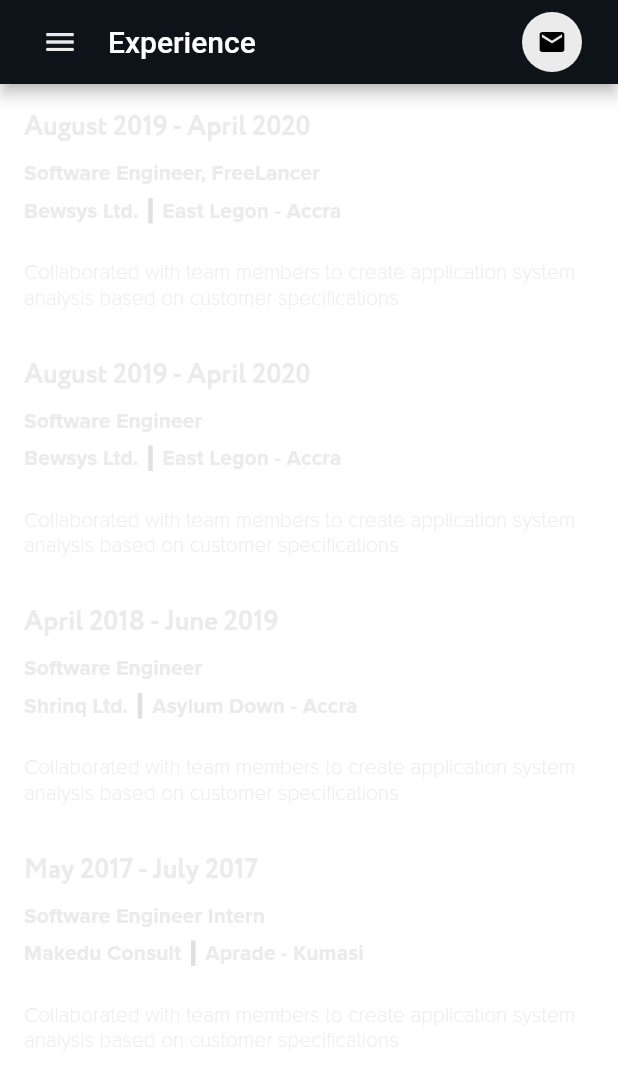
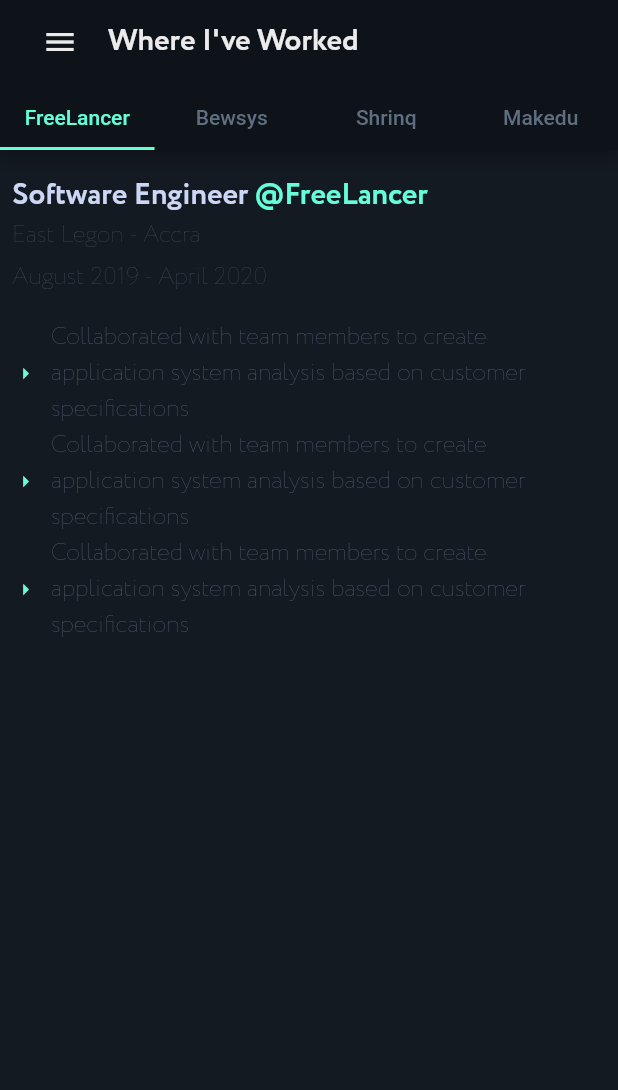
Before and after one commit to david-legend/aerium, a Flutter app: the ExperiencePageMobile screen opened directly, on a phone screen of 412 x 824 dp. Shown: the top 1090 px of the screen. Run offline on Flutter 3.47's test engine with Material 2 defaults, Android fonts, the phone set to English and light mode, and no system bars; our stand-ins replace font_awesome_flutter, google_fonts, responsive_builder; missing offline and left inert: universal_html.

Commit message:
added a new experience section

```diff
--- a/lib/presentation/pages/about/about_page_mobile.dart
+++ b/lib/presentation/pages/about/about_page_mobile.dart
@@ -208,7 +208,7 @@
       ),
       builder: (BuildContext context, Widget child) {
         return Positioned(
-          right: -assignWidth(context: context, fraction: 0.75),
+          right: -assignWidth(context: context, fraction: 0.7),
           child: FadeTransition(
             opacity: opacityAnimation,
             child: child,
--- a/lib/presentation/pages/experience/experience_page_mobile.dart
+++ b/lib/presentation/pages/experience/experience_page_mobile.dart
@@ -1,23 +1,30 @@
+import 'dart:math';
+
 import 'package:flutter/material.dart';
 import 'package:portfoliosite/core/utils/functions.dart';
 import 'package:portfoliosite/presentation/pages/contact/contact_page.dart';
 import 'package:portfoliosite/presentation/pages/experience/experience_page.dart';
 import 'package:portfoliosite/presentation/widgets/app_drawer.dart';
 import 'package:portfoliosite/presentation/widgets/custom_app_bar.dart';
-import 'package:portfoliosite/presentation/widgets/experience_column.dart';
+import 'package:portfoliosite/presentation/widgets/experience_section.dart';
 import 'package:portfoliosite/presentation/widgets/spaces.dart';
 import 'package:portfoliosite/values/values.dart';
+//import 'package:universal_html/html.dart';
 
 class ExperiencePageMobile extends StatelessWidget {
   final GlobalKey<ScaffoldState> _scaffoldKey = GlobalKey();
+
   @override
   Widget build(BuildContext context) {
-    return Scaffold(
+    return DefaultTabController(
+      length: Data.experienceData.length,
+      child: Scaffold(
         key: _scaffoldKey,
+        backgroundColor: AppColors.deepBlue700,
         appBar: PreferredSize(
-        preferredSize: Size.fromHeight(56.0),
+          preferredSize: Size.fromHeight(100.0),
           child: CustomAppBar(
-          title: StringConst.EXPERIENCE,
+            title: StringConst.WORK,
             onLeadingPressed: () {
               if (_scaffoldKey.currentState.isEndDrawerOpen) {
                 _scaffoldKey.currentState.openEndDrawer();
@@ -25,6 +32,14 @@
                 _scaffoldKey.currentState.openDrawer();
               }
             },
+            bottom: TabBar(
+              tabs: _buildTabBar(Data.experienceData),
+              indicatorColor: AppColors.complimentColor1,
+              labelColor: AppColors.complimentColor1,
+              labelPadding: EdgeInsets.all(Sizes.PADDING_12),
+              unselectedLabelColor: AppColors.accentColor,
+            ),
+            actions: [],
             onActionsPressed: () {
               Navigator.pushNamed(
                 context,
@@ -37,30 +52,67 @@
           menuList: Data.menuList,
           selectedItemRouteName: ExperiencePage.experiencePageRoute,
         ),
-      body: Container(
-        padding: EdgeInsets.symmetric(
-          horizontal: Sizes.PADDING_16,
-          vertical: Sizes.PADDING_16,
-        ),
-        child: ListView.separated(
-          itemCount: Data.experienceData.length,
-          separatorBuilder: (BuildContext context, int index) {
-            return SpaceH30();
-          },
-          itemBuilder: (BuildContext context, int index) {
-            return ExperienceColumn(
-              duration: Data.experienceData[index].duration,
-              position: Data.experienceData[index].position,
-              company: Data.experienceData[index].company,
-              location: Data.experienceData[index].location,
-              role: Data.experienceData[index].role,
-              onTap: () {
-                Functions.launchUrl(Data.experienceData[index].companyUrl);
-              },
-            );
-          },
+        body: TabBarView(
+          children: _buildTabContent(Data.experienceData),
         ),
       ),
     );
   }
+
+  List<Widget> _buildTabBar(List<ExperienceData> experienceData) {
+    List<Widget> tabBarItems = [];
+    for (var index = 0; index < experienceData.length; index++) {
+      tabBarItems.add(
+        Text(experienceData[index].company),
+      );
     }
+    return tabBarItems;
+  }
+
+  List<Widget> _buildTabContent(List<ExperienceData> experienceData) {
+    List<Widget> tabContent = [];
+    for (var index = 0; index < experienceData.length; index++) {
+      tabContent.add(
+        Padding(
+          padding: const EdgeInsets.symmetric(
+            horizontal: 8.0,
+            vertical: 16.0,
+          ),
+          child: ExperienceSection(
+            position: experienceData[index].position,
+            company: experienceData[index].company,
+            duration: experienceData[index].duration,
+            location: experienceData[index].location,
+            roles: experienceData[index].roles,
+          ),
+        ),
+      );
+    }
+    return tabContent;
+  }
+}
+
+//      body: Container(
+//        padding: EdgeInsets.symmetric(
+//          horizontal: Sizes.PADDING_16,
+//          vertical: Sizes.PADDING_16,
+//        ),
+//        child: ListView.separated(
+//          itemCount: Data.experienceData.length,
+//          separatorBuilder: (BuildContext context, int index) {
+//            return SpaceH30();
+//          },
+//          itemBuilder: (BuildContext context, int index) {
+//            return ExperienceColumn(
+//              duration: Data.experienceData[index].duration,
+//              position: Data.experienceData[index].position,
+//              company: Data.experienceData[index].company,
+//              location: Data.experienceData[index].location,
+//              role: Data.experienceData[index].role,
+//              onTap: () {
+//                Functions.launchUrl(Data.experienceData[index].companyUrl);
+//              },
+//            );
+//          },
+//        ),
+//      )
--- a/lib/presentation/widgets/bottom_draggable_scrollable_sheet.dart
+++ b/lib/presentation/widgets/bottom_draggable_scrollable_sheet.dart
@@ -47,9 +47,7 @@
         BuildContext context,
         ScrollController scrollController,
       ) {
-        return GestureDetector(
-          onTap: () => Navigator.of(context).pop(),
-          child: Container(
+        return Container(
           color: widget.backgroundColor,
           child: SingleChildScrollView(
             controller: scrollController,
@@ -118,7 +116,6 @@
               ],
             ),
           ),
-          ),
         );
       },
     );
--- a/lib/presentation/widgets/custom_app_bar.dart
+++ b/lib/presentation/widgets/custom_app_bar.dart
@@ -12,20 +12,32 @@
     this.actions,
     this.onActionsPressed,
     this.actionIcon,
+    this.bottom,
+    this.titleTextStyle,
   });
 
   final String title;
+  final TextStyle titleTextStyle;
   final Widget leading;
   final VoidCallback onLeadingPressed;
   final List<Widget> actions;
   final VoidCallback onActionsPressed;
   final Icon actionIcon;
+  final PreferredSizeWidget bottom;
 
   @override
   Widget build(BuildContext context) {
+    ThemeData theme = Theme.of(context);
     return AppBar(
-      title: Text(title),
+      title: Text(
+        title,
+        style: titleTextStyle ??
+            theme.textTheme.headline6.copyWith(
+              color: AppColors.secondaryColor,
+            ),
+      ),
       backgroundColor: AppColors.primaryColor,
+      bottom: bottom,
       leading: leading ??
           IconButton(
             padding: const EdgeInsets.only(
--- a/lib/presentation/widgets/experience_column.dart
+++ /dev/null
@@ -1,90 +0,0 @@
-import 'package:flutter/material.dart';
-import 'package:portfoliosite/presentation/widgets/spaces.dart';
-import 'package:portfoliosite/values/values.dart';
-
-class ExperienceColumn extends StatelessWidget {
-  ExperienceColumn({
-    @required this.duration,
-    @required this.position,
-    @required this.company,
-    @required this.location,
-    @required this.role,
-    this.companyUrl,
-    this.roleTextStyle,
-    this.companyTextStyle,
-    this.locationTextStyle,
-    this.durationTextStyle,
-    this.positionTextStyle,
-    this.onTap,
-  });
-
-  final String duration;
-  final String position;
-  final String company;
-  final String companyUrl;
-  final String location;
-  final String role;
-  final GestureTapCallback onTap;
-  final TextStyle roleTextStyle;
-  final TextStyle locationTextStyle;
-  final TextStyle companyTextStyle;
-  final TextStyle positionTextStyle;
-  final TextStyle durationTextStyle;
-
-  @override
-  Widget build(BuildContext context) {
-    ThemeData theme = Theme.of(context);
-    return Container(
-      child: Column(
-        crossAxisAlignment: CrossAxisAlignment.start,
-        children: [
-          Text(
-            duration,
-            style: durationTextStyle ??
-                theme.textTheme.subtitle1
-                    .copyWith(fontSize: Sizes.TEXT_SIZE_18),
-          ),
-          SpaceH8(),
-          Text(
-            position,
-            style: positionTextStyle ?? theme.textTheme.subtitle2.copyWith(),
-          ),
-          InkWell(
-            onTap: onTap,
-            child: Container(
-              padding: EdgeInsets.only(
-                right: Sizes.PADDING_8,
-                top: Sizes.PADDING_8,
-                bottom: Sizes.PADDING_8,
-              ),
-              child: IntrinsicHeight(
-                child: Row(
-                  children: [
-                    Text(
-                      company,
-                      style: companyTextStyle ??
-                          theme.textTheme.subtitle2.copyWith(),
-                    ),
-                    VerticalDivider(
-                      thickness: 3,
-                    ),
-                    Text(
-                      location,
-                      style: locationTextStyle ??
-                          theme.textTheme.subtitle2.copyWith(),
-                    ),
-                  ],
-                ),
-              ),
-            ),
-          ),
-          SpaceH16(),
-          Text(
-            role,
-            style: roleTextStyle ?? theme.textTheme.bodyText2.copyWith(),
-          ),
-        ],
-      ),
-    );
-  }
-}
--- /dev/null
+++ b/lib/presentation/widgets/experience_section.dart
@@ -0,0 +1,131 @@
+import 'package:flutter/material.dart';
+import 'package:portfoliosite/presentation/widgets/spaces.dart';
+import 'package:portfoliosite/values/values.dart';
+
+class ExperienceSection extends StatelessWidget {
+  ExperienceSection({
+    @required this.duration,
+    @required this.position,
+    @required this.company,
+    @required this.location,
+    @required this.roles,
+    this.companyUrl,
+    this.roleTextStyle,
+    this.companyTextStyle,
+    this.locationTextStyle,
+    this.durationTextStyle,
+    this.positionTextStyle,
+    this.onTap,
+  });
+
+  final String duration;
+  final String position;
+  final String company;
+  final String companyUrl;
+  final String location;
+  final List<String> roles;
+  final GestureTapCallback onTap;
+  final TextStyle roleTextStyle;
+  final TextStyle locationTextStyle;
+  final TextStyle companyTextStyle;
+  final TextStyle positionTextStyle;
+  final TextStyle durationTextStyle;
+
+  @override
+  Widget build(BuildContext context) {
+    ThemeData theme = Theme.of(context);
+    return Container(
+      child: ListView(
+        children: [
+          Row(
+            children: [
+              Text(
+                position,
+                style: positionTextStyle ??
+                    theme.textTheme.headline6.copyWith(
+                      color: AppColors.complimentColor2,
+                    ),
+              ),
+              SpaceW4(),
+              Text(
+                '@' + company,
+                style: companyTextStyle ??
+                    theme.textTheme.headline6.copyWith(
+                      color: AppColors.complimentColor1,
+                    ),
+              )
+            ],
+          ),
+          Text(
+            location,
+            style: locationTextStyle ??
+                theme.textTheme.bodyText1.copyWith(
+                  fontSize: Sizes.TEXT_SIZE_16,
+                  color: AppColors.accentColor,
+                ),
+          ),
+          SpaceH4(),
+          Text(
+            duration,
+            style: durationTextStyle ??
+                theme.textTheme.bodyText1.copyWith(
+                  fontSize: Sizes.TEXT_SIZE_16,
+                  color: AppColors.accentColor,
+                ),
+          ),
+          SpaceH16(),
+          ..._buildRoles(roles),
+        ],
+      ),
+    );
+  }
+
+  List<Widget> _buildRoles(List<String> roles) {
+    List<Widget> roleWidgets = [];
+    for (var index = 0; index < roles.length; index++) {
+      roleWidgets.add(Role(role: roles[index]));
+    }
+
+    return roleWidgets;
+  }
+}
+
+class Role extends StatelessWidget {
+  Role({
+    @required this.role,
+    this.roleStyle,
+    this.icon = Icons.arrow_right,
+    this.iconSize = Sizes.ICON_SIZE_18,
+    this.color = AppColors.complimentColor1,
+  });
+
+  final String role;
+  final TextStyle roleStyle;
+  final IconData icon;
+  final Color color;
+  final double iconSize;
+
+  @override
+  Widget build(BuildContext context) {
+    ThemeData theme = Theme.of(context);
+    return Row(
+      children: [
+        Icon(
+          icon,
+          size: iconSize,
+          color: color,
+        ),
+        SpaceW8(),
+        Expanded(
+          child: Text(
+            role,
+            style: roleStyle ??
+                theme.textTheme.bodyText1.copyWith(
+                  color: AppColors.accentColor3,
+                ),
+          ),
+        ),
+      ],
+    );
+  }
+}
--- a/lib/presentation/widgets/experience_tree.dart
+++ b/lib/presentation/widgets/experience_tree.dart
@@ -88,7 +88,7 @@
           company: experienceData[index].company,
           companyUrl: experienceData[index].companyUrl,
           position: experienceData[index].position,
-          role: experienceData[index].role,
+          role: experienceData[index].roles[0],
           location: experienceData[index].location,
           duration: experienceData[index].duration,
           width: widthOfTree,
--- a/lib/values/colors.dart
+++ b/lib/values/colors.dart
@@ -7,6 +7,9 @@
   static const Color secondaryColor = Color(0xFFEBEBEB);
   static const Color accentColor = Color(0xFF5F6E80);
   static const Color accentColor2 = Color(0xFF000000);
+  static const Color accentColor3 = Color(0xff75809C);
+  static const Color complimentColor1 = Color(0xff64FFDA);
+  static const Color complimentColor2 = Color(0xffCCD7F5);
 
 //  static const Color primaryColor = Color(0xFFE19269);
 //  static const Color secondaryColor = Color(0xFFFFFFFF);
--- a/lib/values/data.dart
+++ b/lib/values/data.dart
@@ -81,7 +81,7 @@
 class ExperienceData {
   ExperienceData({
     @required this.position,
-    @required this.role,
+    @required this.roles,
     @required this.location,
     @required this.duration,
     this.company,
@@ -93,7 +93,7 @@
   final String location;
   final String duration;
   final String position;
-  final String role;
+  final List<String> roles;
 }
 
 class SkillData {
@@ -298,28 +298,36 @@
     ExperienceData(
       company: StringConst.COMPANY_4,
       position: StringConst.POSITION_4,
-      role: StringConst.ROLE_4,
+      roles: [
+        StringConst.ROLE_4,
+        StringConst.ROLE_4,
+        StringConst.ROLE_4,
+      ],
       location: StringConst.LOCATION_4,
       duration: StringConst.DURATION_4,
     ),
     ExperienceData(
       company: StringConst.COMPANY_3,
       position: StringConst.POSITION_3,
-      role: StringConst.ROLE_3,
+      roles: [
+        StringConst.ROLE_3,
+        StringConst.ROLE_3,
+        StringConst.ROLE_3,
+      ],
       location: StringConst.LOCATION_3,
       duration: StringConst.DURATION_3,
     ),
     ExperienceData(
       company: StringConst.COMPANY_2,
       position: StringConst.POSITION_2,
-      role: StringConst.ROLE_2,
+      roles: [StringConst.ROLE_2],
       location: StringConst.LOCATION_2,
       duration: StringConst.DURATION_2,
     ),
     ExperienceData(
       company: StringConst.COMPANY_1,
       position: StringConst.POSITION_1,
-      role: StringConst.ROLE_1,
+      roles: [StringConst.ROLE_1],
       location: StringConst.LOCATION_1,
       duration: StringConst.DURATION_1,
     ),
--- a/lib/values/strings.dart
+++ b/lib/values/strings.dart
@@ -8,6 +8,7 @@
   static const String ABOUT_ME = "About Me";
   static const String PORTFOLIO = "Portfolio";
   static const String EXPERIENCE = "Experience";
+  static const String WORK = "Where I've Worked";
   static const String SERVICES = "Services";
   static const String CONTACT = "Contact";
   static const String PHONE_NUMBER = "Phone Number";
@@ -111,29 +112,29 @@
   //Experience
   static const String CURRENT_MONTH_YEAR = "May 2020 - Current";
   static const String STARTED_MONTH_YEAR = "May 2017";
-  static const String COMPANY_1 = "Makedu Consult";
+  static const String COMPANY_1 = "Makedu";
   static const String POSITION_1 = "Software Engineer Intern";
   static const String ROLE_1 =
       "Collaborated with team members to create application system analysis based on customer specifications";
   static const String LOCATION_1 = "Aprade - Kumasi";
   static const String DURATION_1 = "May 2017 - July 2017";
 
-  static const String COMPANY_2 = "Shrinq Ltd.";
+  static const String COMPANY_2 = "Shrinq";
   static const String POSITION_2 = "Software Engineer";
   static const String ROLE_2 =
       "Collaborated with team members to create application system analysis based on customer specifications";
   static const String LOCATION_2 = "Asylum Down - Accra";
   static const String DURATION_2 = "April 2018 - June 2019";
 
-  static const String COMPANY_3 = "Bewsys Ltd.";
+  static const String COMPANY_3 = "Bewsys";
   static const String POSITION_3 = "Software Engineer";
   static const String ROLE_3 =
       "Collaborated with team members to create application system analysis based on customer specifications";
   static const String LOCATION_3 = "East Legon - Accra";
   static const String DURATION_3 = "August 2019 - April 2020";
 
-  static const String COMPANY_4 = "Bewsys Ltd.";
-  static const String POSITION_4 = "Software Engineer, FreeLancer";
+  static const String COMPANY_4 = "FreeLancer";
+  static const String POSITION_4 = "Software Engineer";
   static const String ROLE_4 =
       "Collaborated with team members to create application system analysis based on customer specifications";
   static const String LOCATION_4 = "East Legon - Accra";
```
Also changed, not shown: lib/app_theme.dart (+0 -22 lines). Lines whose indentation alone changed are shown as unchanged.
